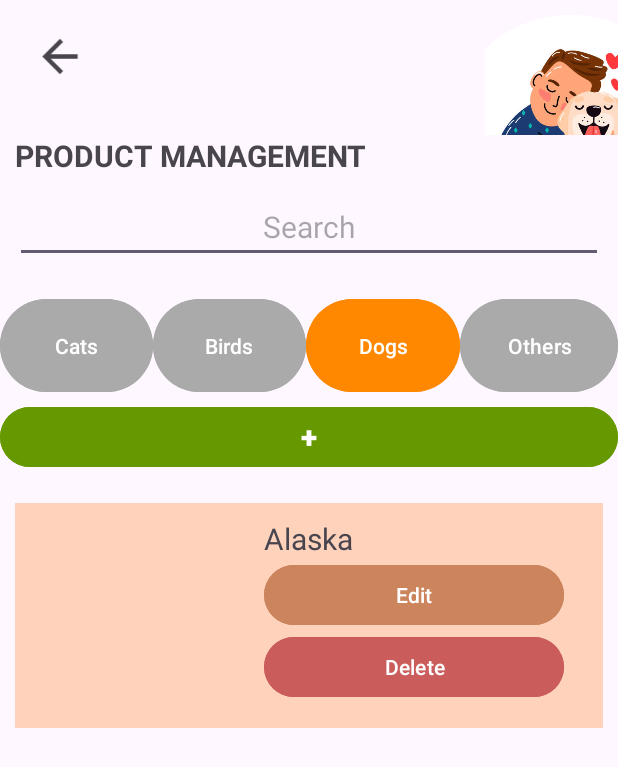
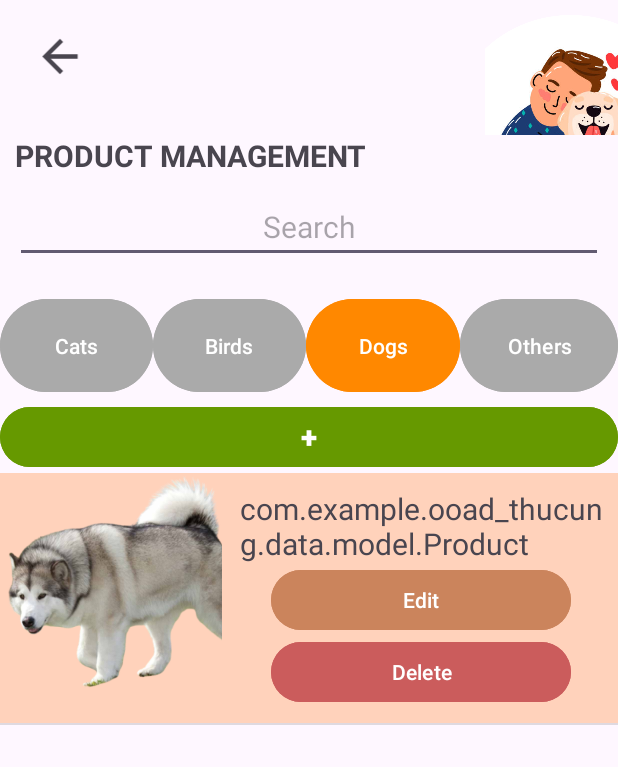
Before and after one commit to TBu105/OOAD_ThuCung, an Android app: the ProductManagement screen opened directly, with no data from a screen before it, on a phone screen of 412 x 824 dp. Shown: the top 767 px of the screen. Run offline under Robolectric (Android 15) with nearby library versions, the phone set to English and light mode, and no system bars.

Commit message:
Add Product

```diff
--- a/app/src/main/java/com/example/ooad_thucung/LoginActivity.java
+++ b/app/src/main/java/com/example/ooad_thucung/LoginActivity.java
@@ -50,7 +50,7 @@ public class LoginActivity extends AppCompatActivity {
                 if (loginSuccess) {
                     // Nếu đăng nhập thành công và không phải là 'user', chuyển đến MainActivity
                     if (!checkAdmin(username)) {
-                        Intent intent = new Intent(LoginActivity.this, MainActivity.class);
+                        Intent intent = new Intent(LoginActivity.this, HomePage.class);
                         startActivity(intent);
                         finish(); // Đóng LoginActivity để không cho người dùng quay lại nếu đã đăng nhập
                     } else {
--- a/app/src/main/java/com/example/ooad_thucung/ProductAdepter.java
+++ /dev/null
@@ -1,4 +0,0 @@
-package com.example.ooad_thucung;
-
-public class ProductAdepter {
-}
--- /dev/null
+++ b/app/src/main/java/com/example/ooad_thucung/ProductMN.java
@@ -0,0 +1,27 @@
+package com.example.ooad_thucung;
+
+public class ProductMN {
+    public String productName;
+    public int imgProduct;
+
+    public ProductMN(String productName, int imgProduct) {
+        this.productName = productName;
+        this.imgProduct = imgProduct;
+    }
+
+    public String getProductName() {
+        return productName;
+    }
+
+    public void setProductName(String productName) {
+        this.productName = productName;
+    }
+
+    public int getImgProduct() {
+        return imgProduct;
+    }
+
+    public void setImgProduct(int imgProduct) {
+        this.imgProduct = imgProduct;
+    }
+}
--- /dev/null
+++ b/app/src/main/java/com/example/ooad_thucung/ProductMNAdapter.java
@@ -0,0 +1,63 @@
+package com.example.ooad_thucung;
+
+import android.content.Context;
+import android.view.LayoutInflater;
+import android.view.View;
+import android.view.ViewGroup;
+import android.widget.BaseAdapter;
+import android.widget.ImageView;
+import android.widget.TextView;
+
+import com.example.ooad_thucung.data.model.Product;
+
+import java.util.ArrayList;
+import java.util.List;
+
+public class ProductMNAdapter extends BaseAdapter {
+    Context context;
+    int layout;
+    List<ProductMN> productList;
+
+    public ProductMNAdapter(Context context, int layout_product, ArrayList<ProductMN> productArrayList) {
+        this.context = context;
+        this.layout = layout_product;
+        this.productList= productArrayList;
+    }
+
+
+    @Override
+    public int getCount() {
+        return productList.size();
+    }
+
+    @Override
+    public Object getItem(int position) {
+        return productList.get(position);
+    }
+
+    @Override
+    public long getItemId(int position) {
+        return position;
+    }
+
+    @Override
+    public View getView(int position, View convertView, ViewGroup parent) {
+        if (convertView == null) {
+            LayoutInflater inflater = LayoutInflater.from(context);
+            convertView = inflater.inflate(layout, parent, false);
+        }
+
+        TextView tvProductName = convertView.findViewById(R.id.tvProductName);
+        ImageView imgProduct = convertView.findViewById(R.id.imgProduct);
+
+        if (productList != null && productList.size() > position) {
+            ProductMN productMN = productList.get(position);
+            if (productMN != null) {
+                tvProductName.setText(productMN.getProductName());
+                imgProduct.setImageResource(productMN.getImgProduct());
+            }
+        }
+
+        return convertView;
+    }
+}
--- a/app/src/main/java/com/example/ooad_thucung/ProductManagement.java
+++ b/app/src/main/java/com/example/ooad_thucung/ProductManagement.java
@@ -7,14 +7,33 @@ import android.os.Bundle;
 import android.view.View;
 import android.widget.Button;
 
+import android.widget.ListView;
+
+import com.example.ooad_thucung.data.controller.ProductController;
+import com.example.ooad_thucung.data.dao.ProductDAO;
+import com.example.ooad_thucung.data.model.Product;
+
+import java.util.ArrayList;
+
 public class ProductManagement extends AppCompatActivity {
     Button btnAdd;
+    ListView lvProduct;
+    ProductMNAdapter adapter;
+    ArrayList<ProductMN> productMNArrayList;
     @Override
     protected void onCreate(Bundle savedInstanceState) {
         super.onCreate(savedInstanceState);
         setContentView(R.layout.activity_product_management);
         addControl();
         addEvent();
+
+        lvProduct =(ListView) findViewById(R.id.lvProduct);
+        productMNArrayList = new ArrayList<>();
+
+        productMNArrayList.add(new ProductMN(Product.class.getName(),R.drawable.img_1));
+
+        adapter = new ProductMNAdapter(this,R.layout.layout_product, productMNArrayList );
+        lvProduct.setAdapter(adapter);
     }
 
     public void addControl(){
@@ -30,4 +49,6 @@ public class ProductManagement extends AppCompatActivity {
             }
         });
     }
+
+
 }
--- a/app/src/main/res/layout/activity_product_management.xml
+++ b/app/src/main/res/layout/activity_product_management.xml
@@ -101,51 +101,11 @@
             android:textSize="20dp"
             android:backgroundTint="@android:color/holo_green_dark"/>
 
-        <LinearLayout
+        <ListView
+            android:id="@+id/lvProduct"
             android:layout_width="match_parent"
-            android:layout_height="150dp"
-            android:orientation="horizontal"
-            android:layout_marginTop="20dp"
-            android:layout_marginStart="10dp"
-            android:layout_marginEnd="10dp"
-            android:padding="10dp"
-            android:background="#FFD2BB">
+            android:layout_height="match_parent" />
 
-            <ImageView
-                android:id="@+id/imgAlaska"
-                android:layout_width="120dp"
-                android:layout_height="wrap_content"
-                android:layout_weight="1"
-                tools:src="@drawable/img_1" />
-
-            <LinearLayout
-                android:layout_width="180dp"
-                android:layout_height="match_parent"
-                android:layout_weight="1"
-                android:orientation="vertical">
-
-                <TextView
-                    android:id="@+id/textView2"
-                    android:layout_width="match_parent"
-                    android:layout_height="wrap_content"
-                    android:text="Alaska"
-                    android:textSize="20dp"/>
-
-                <Button
-                    android:id="@+id/btnEdit"
-                    android:layout_width="200dp"
-                    android:layout_height="wrap_content"
-                    android:text="Edit"
-                    android:backgroundTint="#CB845C"/>
-
-                <Button
-                    android:id="@+id/btnDelete"
-                    android:layout_width="200dp"
-                    android:layout_height="wrap_content"
-                    android:text="Delete"
-                    android:backgroundTint="#CB5C5C"/>
-            </LinearLayout>
-        </LinearLayout>
 
     </LinearLayout>
 </androidx.constraintlayout.widget.ConstraintLayout>
--- /dev/null
+++ b/app/src/main/res/layout/layout_product.xml
@@ -0,0 +1,46 @@
+<?xml version="1.0" encoding="utf-8"?>
+<LinearLayout xmlns:android="http://schemas.android.com/apk/res/android"
+    xmlns:app="http://schemas.android.com/apk/res-auto"
+    android:layout_width="match_parent"
+    android:layout_height="wrap_content"
+    android:background="#FFD2BB">
+
+
+    <ImageView
+        android:id="@+id/imgProduct"
+        android:layout_width="150dp"
+        android:layout_height="150dp"
+        app:srcCompat="@drawable/img_1" />
+
+    <LinearLayout
+        android:layout_width="match_parent"
+        android:layout_height="wrap_content"
+        android:layout_weight="1"
+        android:orientation="vertical"
+        android:padding="10dp">
+
+        <TextView
+            android:id="@+id/tvProductName"
+            android:layout_width="match_parent"
+            android:layout_height="wrap_content"
+            android:text="Alaska"
+            android:textSize="20dp"
+            />
+
+        <Button
+            android:id="@+id/btnEdit"
+            android:layout_width="200dp"
+            android:layout_height="wrap_content"
+            android:layout_gravity="center"
+            android:text="Edit"
+            android:backgroundTint="#CB845C"/>
+
+        <Button
+            android:id="@+id/btnDelete"
+            android:layout_width="200dp"
+            android:layout_height="wrap_content"
+            android:layout_gravity="center"
+            android:text="Delete"
+            android:backgroundTint="#CB5C5C"/>
+    </LinearLayout>
+</LinearLayout>
```
Also changed, not shown: app/src/main/java/com/example/ooad_thucung/AddProduct.java (+67 -7 lines), app/src/main/res/layout/activity_add_product.xml (+25 -13 lines).
